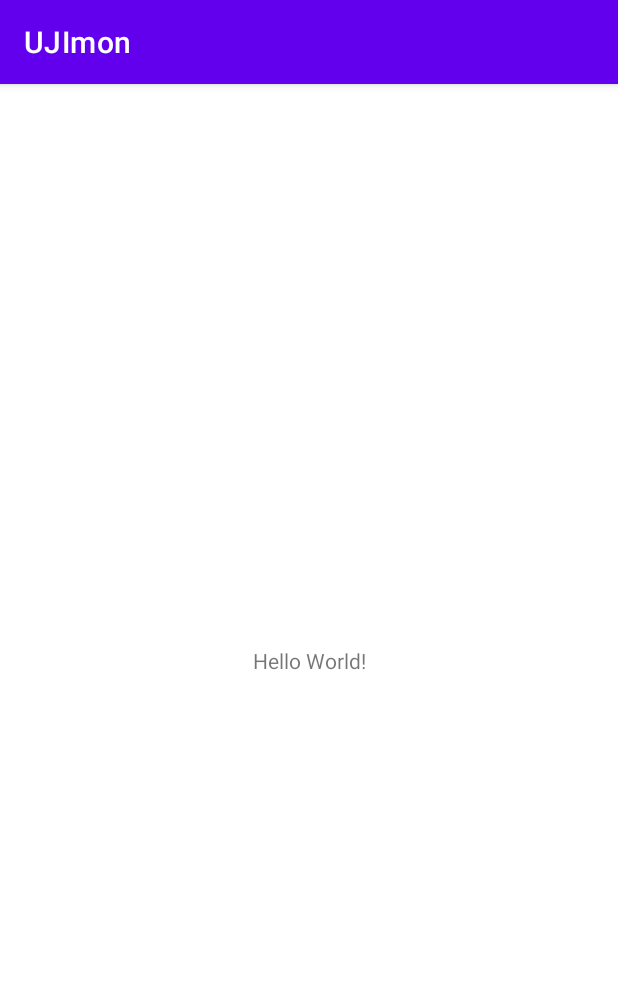
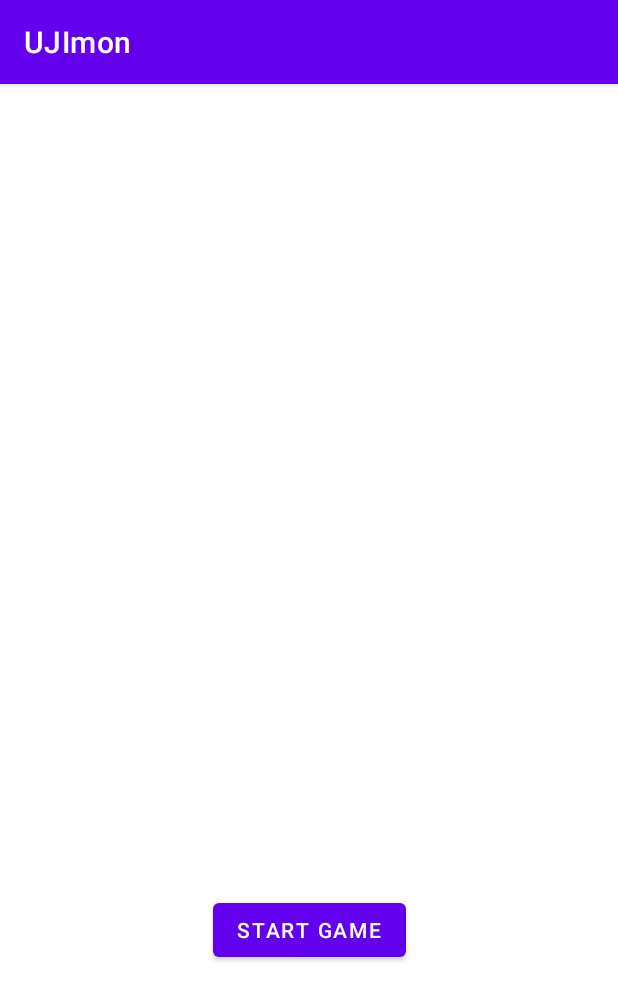
Before and after one commit to Adrian79RB/UJImon, an Android app: the screen it shows after launch (MainActivity), on a phone screen of 412 x 824 dp. Shown: the top 1001 px of the screen. Run offline under Robolectric (Android 15) with nearby library versions, the phone set to English and light mode, and no system bars.

Commit message:
Main Activity creation

```diff
--- a/app/src/main/java/es/uji/al385729/ujimon/MainActivity.kt
+++ b/app/src/main/java/es/uji/al385729/ujimon/MainActivity.kt
@@ -1,11 +1,32 @@
 package es.uji.al385729.ujimon
 
+import android.content.Intent
+import android.content.pm.ActivityInfo
 import androidx.appcompat.app.AppCompatActivity
 import android.os.Bundle
+import android.view.View
+import android.widget.Button
 
 class MainActivity : AppCompatActivity() {
+
+    lateinit var startButton : Button
+
     override fun onCreate(savedInstanceState: Bundle?) {
         super.onCreate(savedInstanceState)
         setContentView(R.layout.activity_main)
+
+        requestedOrientation = ActivityInfo.SCREEN_ORIENTATION_PORTRAIT
+
+        startButton = findViewById(R.id.startGameButton)
+
+        startButton.setOnClickListener() {
+            startGame(it)
+        }
+    }
+
+    private fun startGame(it: View) {
+        val intent = Intent(this, UjimonGameActivity::class.java)
+
+        startActivity(intent)
     }
 }
--- a/app/src/main/java/es/uji/al385729/ujimon/Model/Trainer.kt
+++ b/app/src/main/java/es/uji/al385729/ujimon/Model/Trainer.kt
@@ -1,5 +1,5 @@
 package es.uji.al385729.ujimon.Model
 
 class Trainer() {
-    var ujimonTeam : Array<UJImon> = Array(5){UJImon(0f, "", null, false, Type.NORMAL)}
+    var ujimonTeam : Array<Ujimon> = Array(5){Ujimon(0f, "", null, false, Type.NORMAL)}
 }
--- a/app/src/main/java/es/uji/al385729/ujimon/Model/UJImon.kt
+++ b/app/src/main/java/es/uji/al385729/ujimon/Model/Ujimon.kt
@@ -2,7 +2,7 @@ package es.uji.al385729.ujimon.Model
 
 import android.graphics.Bitmap
 
-class UJImon(var healthPoints: Float, val name: String, val imageAsset: Bitmap?, var dead: Boolean, val type : Type) {
+class Ujimon(var healthPoints: Float, val name: String, val imageAsset: Bitmap?, var dead: Boolean, val type : Type) {
     var ujimonAttacks : Array<Attack> = Array<Attack>(4){ Attack ("", Type.NORMAL, 0f, 0f) }
     var ujimonTolerance : Array<Tolerance> = Array<Tolerance>(5){ Tolerance(Type.NORMAL,0f) }
 
--- /dev/null
+++ b/app/src/main/java/es/uji/al385729/ujimon/Model/UjimonModel.kt
@@ -0,0 +1,5 @@
+package es.uji.al385729.ujimon.Model
+
+class UjimonModel {
+
+}
--- a/app/src/main/res/layout/activity_main.xml
+++ b/app/src/main/res/layout/activity_main.xml
@@ -6,13 +6,14 @@
     android:layout_height="match_parent"
     tools:context=".MainActivity">
 
-    <TextView
+    <Button
+        android:id="@+id/startGameButton"
         android:layout_width="wrap_content"
         android:layout_height="wrap_content"
-        android:text="Hello World!"
+        android:text="START GAME"
         app:layout_constraintBottom_toBottomOf="parent"
-        app:layout_constraintLeft_toLeftOf="parent"
-        app:layout_constraintRight_toRightOf="parent"
-        app:layout_constraintTop_toTopOf="parent" />
-
+        app:layout_constraintEnd_toEndOf="parent"
+        app:layout_constraintStart_toStartOf="parent"
+        app:layout_constraintTop_toTopOf="parent"
+        app:layout_constraintVertical_bias="0.75" />
 </androidx.constraintlayout.widget.ConstraintLayout>
```
Also changed, not shown: app/src/main/java/es/uji/al385729/ujimon/Controller/UjimonController.kt (+17 -1 lines).
